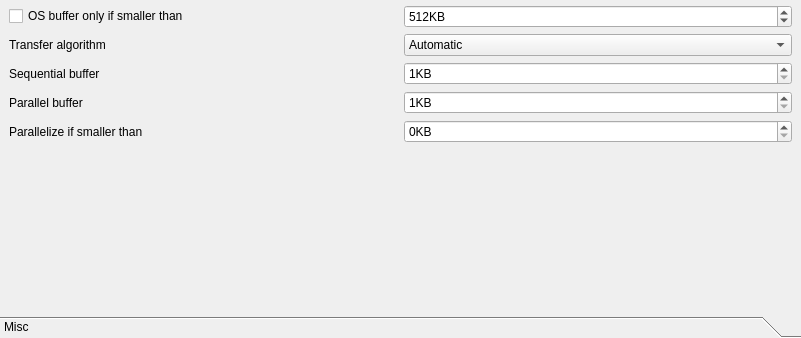
First picture: the form in plugins/CopyEngine/Ultracopier/copyEngineOptions.ui, repository alphaonex86/Ultracopier, before the edit; both pictures show x 0 to 801 and y 166 to 504 of the 801 by 504 pixel window.
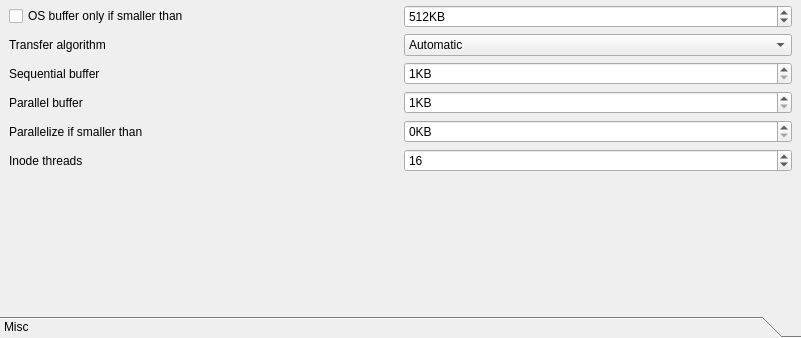
Second picture: the form after the edit. The open tabs and pages were chosen to show the change.

Commit message: Add options to control the inode operations, add protect to prevent multiple same destination file open

```diff
--- a/plugins/CopyEngine/Ultracopier/copyEngineOptions.ui
+++ b/plugins/CopyEngine/Ultracopier/copyEngineOptions.ui
@@ -375,8 +375,8 @@
        <rect>
         <x>0</x>
         <y>0</y>
-        <width>332</width>
-        <height>190</height>
+        <width>791</width>
+        <height>364</height>
        </rect>
       </property>
       <attribute name="label">
@@ -502,7 +502,7 @@
          </item>
         </widget>
        </item>
-       <item row="7" column="1">
+       <item row="9" column="1">
         <spacer name="verticalSpacer">
          <property name="orientation">
           <enum>Qt::Vertical</enum>
@@ -532,6 +532,26 @@
          </property>
         </widget>
        </item>
+       <item row="7" column="1">
+        <widget class="QSpinBox" name="inodeThreads">
+         <property name="minimum">
+          <number>1</number>
+         </property>
+         <property name="maximum">
+          <number>32</number>
+         </property>
+         <property name="value">
+          <number>16</number>
+         </property>
+        </widget>
+       </item>
+       <item row="7" column="0">
+        <widget class="QLabel" name="label_21">
+         <property name="text">
+          <string>Inode threads</string>
+         </property>
+        </widget>
+       </item>
       </layout>
      </widget>
      <widget class="QWidget" name="page_misc">
```
Left out of the diff: 24 changed lines with no effect on the pictures. The commit also changes 19 other files.
